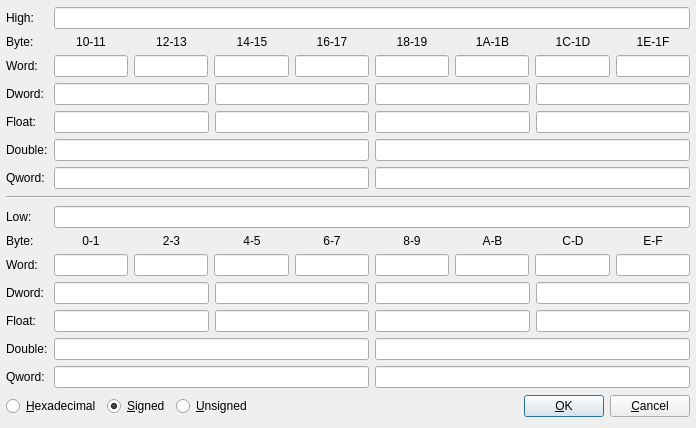
Before: the Qt Designer form src/gui/Src/Gui/EditFloatRegister.ui in x64dbg/x64dbg, drawn with Qt 5.
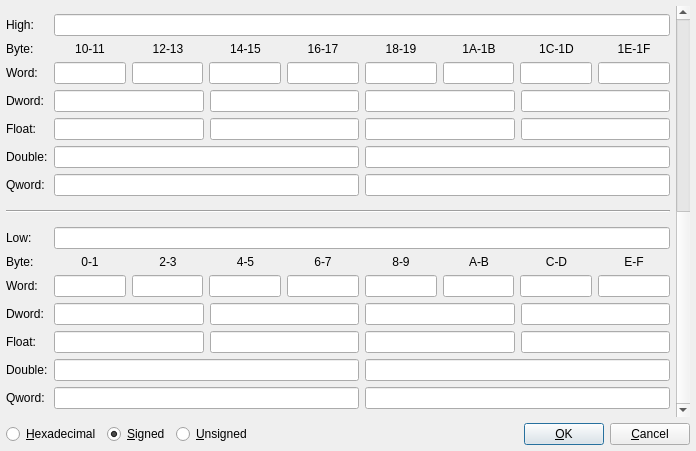
After: the same form once the commit is applied. Icons and pictures are not drawn.

Commit message: Add support for editing AVX512 registers

Patch:
```diff
--- a/src/gui/Src/Gui/EditFloatRegister.ui
+++ b/src/gui/Src/Gui/EditFloatRegister.ui
@@ -10,7 +10,7 @@
     <x>0</x>
     <y>0</y>
     <width>696</width>
-    <height>428</height>
+    <height>451</height>
    </rect>
   </property>
   <property name="sizePolicy">
@@ -40,6 +40,10 @@
     <number>6</number>
    </property>
    <item>
+    <layout class="QHBoxLayout" name="horizontalLayout_7">
+     <item>
+      <layout class="QVBoxLayout" name="verticalLayout_2">
+       <item>
     <layout class="QGridLayout" name="gridLayout_YMM">
      <item row="5" column="0">
       <widget class="QLabel" name="labelHD">
@@ -267,7 +271,7 @@
         </widget>
        </item>
        <item>
-        <widget class="QLabel" name="labelH4">
+            <widget class="QLabel" name="labelH3">
          <property name="sizePolicy">
           <sizepolicy hsizetype="Preferred" vsizetype="Minimum">
            <horstretch>0</horstretch>
@@ -283,7 +287,7 @@
         </widget>
        </item>
        <item>
-        <widget class="QLabel" name="labelH6">
+            <widget class="QLabel" name="labelH4">
          <property name="sizePolicy">
           <sizepolicy hsizetype="Preferred" vsizetype="Minimum">
            <horstretch>0</horstretch>
@@ -315,7 +319,7 @@
         </widget>
        </item>
        <item>
-        <widget class="QLabel" name="labelH7">
+            <widget class="QLabel" name="labelH6">
          <property name="sizePolicy">
           <sizepolicy hsizetype="Preferred" vsizetype="Minimum">
            <horstretch>0</horstretch>
@@ -331,7 +335,7 @@
         </widget>
        </item>
        <item>
-        <widget class="QLabel" name="labelH3">
+            <widget class="QLabel" name="labelH7">
          <property name="sizePolicy">
           <sizepolicy hsizetype="Preferred" vsizetype="Minimum">
            <horstretch>0</horstretch>
@@ -696,6 +700,26 @@
         </widget>
        </item>
       </layout>
+         </item>
+        </layout>
+       </item>
+      </layout>
+     </item>
+     <item>
+      <widget class="QScrollBar" name="scrollAVX512">
+       <property name="maximum">
+        <number>1</number>
+       </property>
+       <property name="pageStep">
+        <number>1</number>
+       </property>
+       <property name="value">
+        <number>1</number>
+       </property>
+       <property name="orientation">
+        <enum>Qt::Vertical</enum>
+       </property>
+      </widget>
      </item>
     </layout>
    </item>
```
Lines whose indentation alone changed are shown as unchanged. The commit also changes 5 other files.
